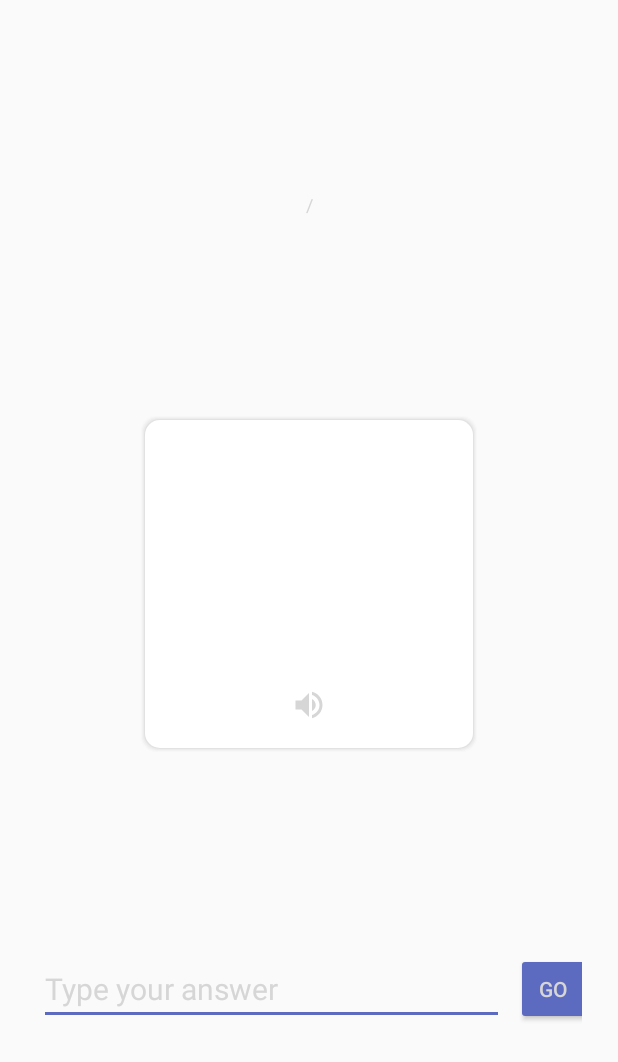
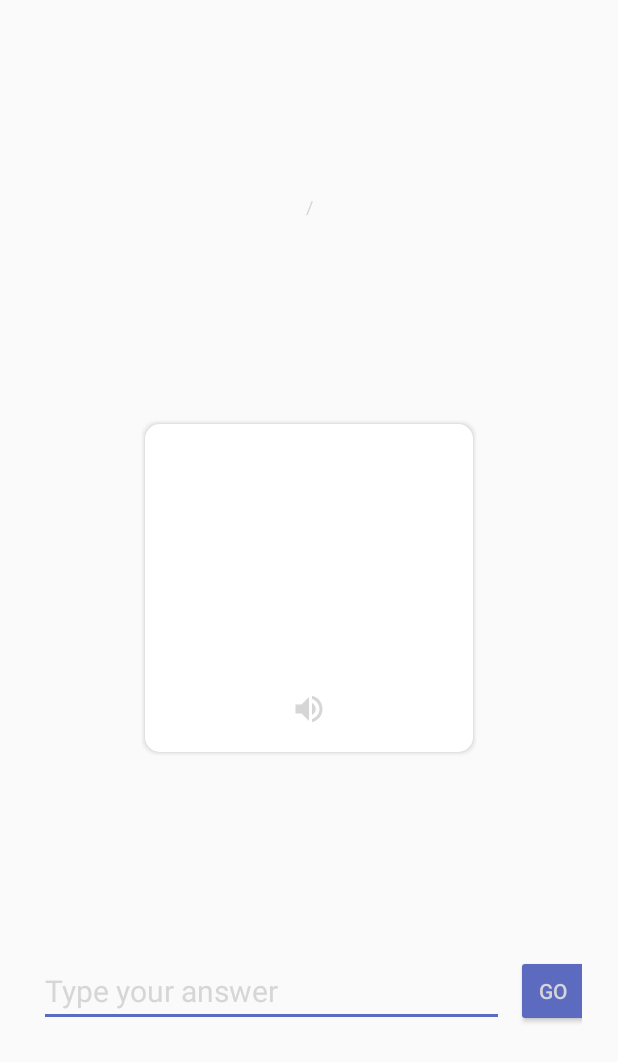
Before and after one commit to Bryanx/byheart, an Android app: the layout content_rehearsal_typed.xml on its own in the app's theme, with its tools: preview values and no code run, on a phone screen of 412 x 824 dp. Shown: the top 1062 px of the screen. Run offline under Robolectric (Android 15) with nearby library versions, the phone set to English and light mode, and no system bars.

Commit message:
bug fixes

```diff
--- a/app/build.gradle
+++ b/app/build.gradle
@@ -59,6 +59,10 @@ dependencies {
     api "org.jetbrains.kotlinx:kotlinx-coroutines-core:$rootProject.coroutines"
     api "org.jetbrains.kotlinx:kotlinx-coroutines-android:$rootProject.coroutines"
 
-    //expandable recyclerview
+    // Expandable recyclerview
     implementation 'com.thoughtbot:expandablerecyclerview:1.3'
+
+    // Firebase
+    implementation 'com.google.firebase:firebase-core:17.0.1'
 }
+apply plugin: 'com.google.gms.google-services'
--- a/app/src/main/AndroidManifest.xml
+++ b/app/src/main/AndroidManifest.xml
@@ -12,7 +12,6 @@
         <activity
                 android:name="nl.bryanderidder.byheart.MainActivity"
                 android:label="@string/app_name"
-                android:windowSoftInputMode="adjustResize"
                 android:theme="@style/AppTheme.NoActionBar">
             <intent-filter>
                 <action android:name="android.intent.action.MAIN"/>
--- a/app/src/main/java/nl/bryanderidder/byheart/MainActivity.kt
+++ b/app/src/main/java/nl/bryanderidder/byheart/MainActivity.kt
@@ -1,6 +1,7 @@
 package nl.bryanderidder.byheart
 
 import android.os.Bundle
+import android.view.WindowManager
 import androidx.appcompat.app.AppCompatActivity
 import androidx.lifecycle.ViewModelProviders
 import kotlinx.android.synthetic.main.activity_main.*
@@ -20,6 +21,7 @@ class MainActivity : AppCompatActivity() {
         ViewModelProviders.of(this).get(CardViewModel::class.java)
         Preferences.init(applicationContext)
         super.onCreate(savedInstanceState)
+        window.setSoftInputMode(WindowManager.LayoutParams.SOFT_INPUT_ADJUST_PAN)
         setupTheme()
         setContentView(R.layout.activity_main)
         setSupportActionBar(toolbar)
--- a/app/src/main/java/nl/bryanderidder/byheart/about/AboutFragment.kt
+++ b/app/src/main/java/nl/bryanderidder/byheart/about/AboutFragment.kt
@@ -31,7 +31,7 @@ class AboutFragment : Fragment(), IOnBackPressed {
 
     override fun onViewCreated(view: View, savedInstanceState: Bundle?) {
         super.onViewCreated(view, savedInstanceState)
-        rateUs.setOnClickListener {}
+        rateUs.setOnClickListener { goToUrl(getString(R.string.play_store_url))}
         buyCoffee.setOnClickListener { goToUrl( getString(R.string.url_bunq))}
         createIssue.setOnClickListener { goToUrl( getString(R.string.url_github_issue))}
     }
--- a/app/src/main/java/nl/bryanderidder/byheart/rehearsal/views/RehearsalCardView.kt
+++ b/app/src/main/java/nl/bryanderidder/byheart/rehearsal/views/RehearsalCardView.kt
@@ -10,16 +10,12 @@ import nl.bryanderidder.byheart.shared.getAttr
 import nl.bryanderidder.byheart.shared.name
 
 
-class RehearsalCardView : AppCompatTextView {
+class RehearsalCardView(context: Context, attrs: AttributeSet) : AppCompatTextView(context, attrs) {
 
-    constructor(context: Context) : super(context)
-
-    constructor(context: Context, attrs: AttributeSet) : super(context, attrs) {
+    init {
         changeCameraDistance()
         changeCardColor()
     }
-
-    constructor(context: Context, attrs: AttributeSet, defStyle: Int) : super(context, attrs, defStyle)
 
     private fun changeCardColor() {
         val darkMode = Preferences.DARK_MODE
--- a/app/src/main/java/nl/bryanderidder/byheart/shared/Utils.kt
+++ b/app/src/main/java/nl/bryanderidder/byheart/shared/Utils.kt
@@ -1,8 +1,6 @@
 package nl.bryanderidder.byheart.shared
 
 import android.app.Activity
-import android.content.Intent
-import android.content.Intent.FLAG_ACTIVITY_CLEAR_TASK
 import android.graphics.Point
 
 /**
--- a/app/src/main/res/layout/content_rehearsal.xml
+++ b/app/src/main/res/layout/content_rehearsal.xml
@@ -27,8 +27,7 @@
             app:layout_constraintEnd_toEndOf="parent"
             app:layout_constraintStart_toStartOf="parent"
             app:layout_constraintTop_toTopOf="parent"
-            app:layout_constraintBottom_toBottomOf="parent" android:layout_marginBottom="96dp"
-            app:layout_constraintHorizontal_bias="0.0" app:layout_constraintVertical_bias="0.494">
+            app:layout_constraintBottom_toBottomOf="parent" android:layout_marginBottom="96dp">
         <nl.bryanderidder.byheart.rehearsal.views.RehearsalCardView
                 android:id="@+id/cardFront"
                 style="@style/rehearsal_card"/>
--- a/app/src/main/res/layout/content_rehearsal_typed.xml
+++ b/app/src/main/res/layout/content_rehearsal_typed.xml
@@ -1,5 +1,6 @@
 <?xml version="1.0" encoding="utf-8"?>
 <androidx.constraintlayout.widget.ConstraintLayout
+    android:id="@+id/layout_rehearsal"
         xmlns:android="http://schemas.android.com/apk/res/android"
         xmlns:app="http://schemas.android.com/apk/res-auto"
         android:layout_width="match_parent"
@@ -27,8 +28,8 @@
             app:layout_constraintEnd_toEndOf="parent"
             app:layout_constraintStart_toStartOf="parent"
             app:layout_constraintTop_toTopOf="parent"
-            app:layout_constraintBottom_toBottomOf="parent" android:layout_marginBottom="96dp"
-            app:layout_constraintHorizontal_bias="0.0" app:layout_constraintVertical_bias="0.494">
+            app:layout_constraintBottom_toBottomOf="@+id/layout_rehearsal"
+            android:layout_marginBottom="96dp">
         <nl.bryanderidder.byheart.rehearsal.views.RehearsalCardView
             android:id="@+id/cardFront"
             style="@style/rehearsal_card"/>
--- a/app/src/main/res/values-v21/styles.xml
+++ b/app/src/main/res/values-v21/styles.xml
@@ -40,4 +40,15 @@
         <item name="android:textAllCaps">false</item>
         <item name="background">?mainBackgroundColorLighter</item>
     </style>
+
+    <style name="rehearsal_card">
+        <item name="android:layout_centerInParent">true</item>
+        <item name="android:layout_width">225dp</item>
+        <item name="android:layout_height">225dp</item>
+        <item name="android:padding">8dp</item>
+        <item name="android:gravity">center</item>
+        <item name="android:textAlignment">center</item>
+        <item name="android:textSize">@dimen/edit_text_size</item>
+        <item name="android:background">@drawable/shadow</item>
+    </style>
 </resources>
--- a/app/src/main/res/values-v23/styles.xml
+++ b/app/src/main/res/values-v23/styles.xml
@@ -35,4 +35,15 @@
         <item name="android:textColor">@color/white</item>
         <item name="elevation">0dp</item>
     </style>
+
+    <style name="rehearsal_card">
+        <item name="android:layout_centerInParent">true</item>
+        <item name="android:layout_width">225dp</item>
+        <item name="android:layout_height">225dp</item>
+        <item name="android:padding">8dp</item>
+        <item name="android:gravity">center</item>
+        <item name="android:textAlignment">center</item>
+        <item name="android:textSize">@dimen/edit_text_size</item>
+        <item name="android:background">@drawable/shadow</item>
+    </style>
 </resources>
--- a/app/src/main/res/values/strings.xml
+++ b/app/src/main/res/values/strings.xml
@@ -48,4 +48,5 @@
     <string name="cancel">Cancel</string>
     <string name="five_card_warning">You need at least 5 cards.</string>
     <string name="ok">Ok</string>
+    <string name="play_store_url">https://play.google.com/store/apps/details?id=nl.bryanderidder.byheart</string>
 </resources>
--- a/build.gradle
+++ b/build.gradle
@@ -10,6 +10,7 @@ buildscript {
     dependencies {
         classpath 'com.android.tools.build:gradle:3.4.2'
         classpath "org.jetbrains.kotlin:kotlin-gradle-plugin:$kotlin_version"
+        classpath 'com.google.gms:google-services:4.2.0'
         // NOTE: Do not place your application dependencies here; they belong
         // in the individual module build.gradle files
     }
```
Also changed, not shown: 1 other file.
